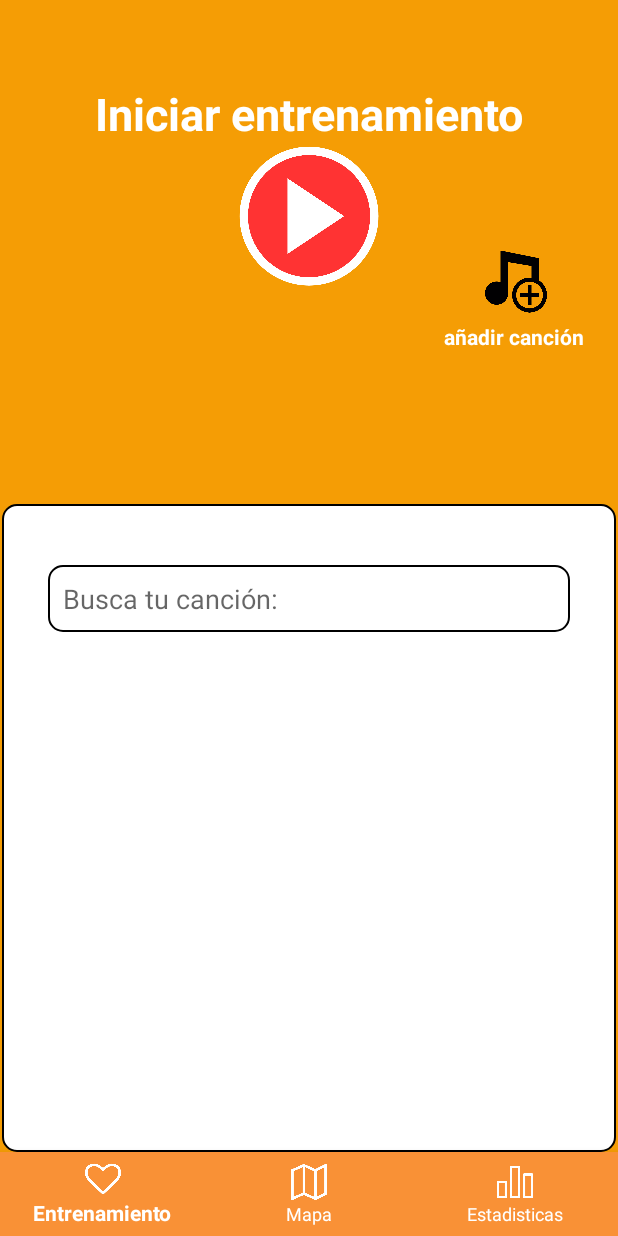
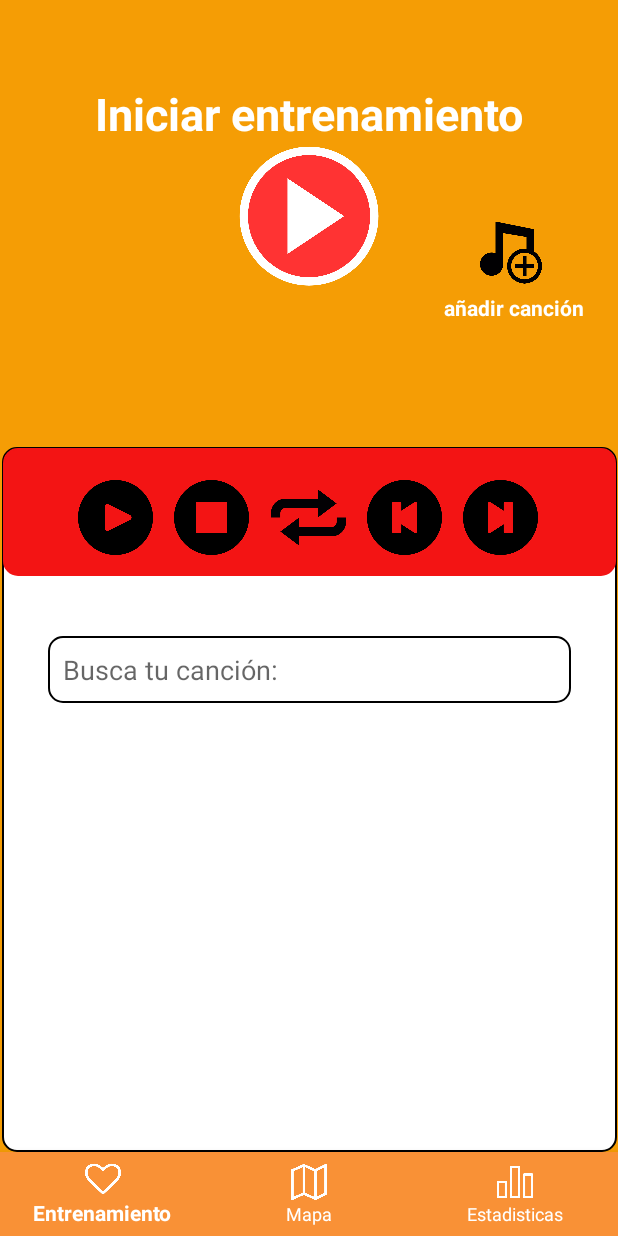
Before and after one commit to KevinCcorimanya/ProyectoFinal-IDNP, an Android app: the HomeFragment screen opened directly, with no data from a screen before it, on a phone screen of 412 x 824 dp. Run offline under Robolectric (Android 15) with nearby library versions, the light colour scheme and no system bars.

Commit message:
iconos prueba 1

```diff
--- a/app/src/main/res/drawable/btn_uno.xml
+++ b/app/src/main/res/drawable/btn_uno.xml
@@ -1,7 +1,7 @@
 <?xml version="1.0" encoding="utf-8"?>
 <shape xmlns:android="http://schemas.android.com/apk/res/android">
 
-    <corners android:radius="150dp"/>
+    <corners android:radius="160dp"/>
     <stroke
         android:width="5px"
         android:color="@android:color/white" />
--- a/app/src/main/res/layout/fragment_home.xml
+++ b/app/src/main/res/layout/fragment_home.xml
@@ -5,21 +5,23 @@
     android:id="@+id/frameLayout"
     android:layout_width="match_parent"
     android:layout_height="match_parent"
-    tools:context=".fragemtns.HomeFragment"
-    android:background="#F59D05">
+    android:background="#F59D05"
+    tools:context=".fragemtns.HomeFragment">
 
     <ImageView
         android:id="@+id/imageView3"
         android:layout_width="41dp"
         android:layout_height="47dp"
         android:layout_marginBottom="38dp"
+        android:clickable="true"
         android:contentDescription="@string/add"
+        android:focusable="true"
         app:layout_constraintBottom_toTopOf="@+id/linearLayout"
         app:layout_constraintEnd_toEndOf="parent"
-        app:layout_constraintHorizontal_bias="0.872"
+        app:layout_constraintHorizontal_bias="0.864"
         app:layout_constraintStart_toStartOf="parent"
         app:layout_constraintTop_toTopOf="parent"
-        app:layout_constraintVertical_bias="0.654"
+        app:layout_constraintVertical_bias="0.681"
         app:srcCompat="@drawable/add" />
 
     <TextView
@@ -42,13 +44,15 @@
         android:id="@+id/imageView"
         android:layout_width="97dp"
         android:layout_height="96dp"
+        android:clickable="true"
+        android:contentDescription="@string/play"
+        android:focusable="true"
         app:layout_constraintBottom_toBottomOf="parent"
         app:layout_constraintEnd_toEndOf="parent"
         app:layout_constraintStart_toStartOf="parent"
         app:layout_constraintTop_toTopOf="parent"
         app:layout_constraintVertical_bias="0.143"
-        app:srcCompat="@drawable/play"
-        android:contentDescription="@string/play" />
+        app:srcCompat="@drawable/play" />
 
     <TextView
         android:id="@+id/textView"
@@ -68,8 +72,8 @@
 
     <LinearLayout
         android:id="@+id/linearLayout"
-        android:layout_width="409dp"
-        android:layout_height="432dp"
+        android:layout_width="410dp"
+        android:layout_height="470dp"
         android:background="@drawable/borde"
         android:orientation="vertical"
         app:layout_constraintBottom_toBottomOf="parent"
@@ -77,6 +81,73 @@
         app:layout_constraintStart_toStartOf="parent"
         app:layout_constraintTop_toTopOf="parent"
         app:layout_constraintVertical_bias="1.0">
+
+        <androidx.constraintlayout.widget.ConstraintLayout
+            android:layout_width="match_parent"
+            android:layout_height="85dp"
+            android:background="@drawable/borde"
+            android:backgroundTint="#F31414">
+
+            <Button
+                android:id="@+id/button3"
+                android:layout_width="50dp"
+                android:layout_height="50dp"
+                android:background="@drawable/stopmusic"
+                app:layout_constraintBottom_toBottomOf="parent"
+                app:layout_constraintEnd_toStartOf="@+id/button4"
+                app:layout_constraintHorizontal_bias="0.883"
+                app:layout_constraintStart_toStartOf="parent"
+                app:layout_constraintTop_toTopOf="parent"
+                app:layout_constraintVertical_bias="0.615" />
+
+            <Button
+                android:id="@+id/button4"
+                android:layout_width="50dp"
+                android:layout_height="50dp"
+                android:background="@drawable/loopmusic"
+                app:layout_constraintBottom_toBottomOf="parent"
+                app:layout_constraintEnd_toStartOf="@+id/button5"
+                app:layout_constraintHorizontal_bias="0.927"
+                app:layout_constraintStart_toStartOf="parent"
+                app:layout_constraintTop_toTopOf="parent"
+                app:layout_constraintVertical_bias="0.615" />
+
+            <Button
+                android:id="@+id/button5"
+                android:layout_width="50dp"
+                android:layout_height="50dp"
+                android:background="@drawable/anteriormusic"
+                app:layout_constraintBottom_toBottomOf="parent"
+                app:layout_constraintEnd_toStartOf="@+id/button6"
+                app:layout_constraintHorizontal_bias="0.945"
+                app:layout_constraintStart_toStartOf="parent"
+                app:layout_constraintTop_toTopOf="parent"
+                app:layout_constraintVertical_bias="0.615" />
+
+            <Button
+                android:id="@+id/button6"
+                android:layout_width="50dp"
+                android:layout_height="50dp"
+                android:background="@drawable/siguientemusic"
+                app:layout_constraintBottom_toBottomOf="parent"
+                app:layout_constraintEnd_toEndOf="parent"
+                app:layout_constraintHorizontal_bias="0.857"
+                app:layout_constraintStart_toStartOf="parent"
+                app:layout_constraintTop_toTopOf="parent"
+                app:layout_constraintVertical_bias="0.615" />
+
+            <Button
+                android:id="@+id/button2"
+                android:layout_width="50dp"
+                android:layout_height="50dp"
+                android:background="@drawable/playmusic"
+                app:layout_constraintBottom_toBottomOf="parent"
+                app:layout_constraintEnd_toStartOf="@+id/button3"
+                app:layout_constraintHorizontal_bias="0.777"
+                app:layout_constraintStart_toStartOf="parent"
+                app:layout_constraintTop_toTopOf="parent"
+                app:layout_constraintVertical_bias="0.615" />
+        </androidx.constraintlayout.widget.ConstraintLayout>
 
         <com.google.android.material.textfield.TextInputEditText
             android:layout_width="match_parent"
--- a/app/src/main/res/values/strings.xml
+++ b/app/src/main/res/values/strings.xml
@@ -38,4 +38,5 @@
     <string name="cuenta">CUENTA</string>
     <string name="clave">CLAVE</string>
     <string name="usuario">Usuario:</string>
+    <string name="button">Button</string>
 </resources>
```
Also changed, not shown: app/src/main/res/layout/activity_login.xml (+11 -25 lines), app/src/main/res/layout/activity_register.xml (+21 -34 lines), app/src/main/res/layout/fragment_home2.xml (+9 -21 lines), app/src/main/res/layout/fragment_home3.xml (+13 -25 lines), app/src/main/res/drawable-v24/anteriormusic.png (added), app/src/main/res/drawable-v24/loopmusic.png (added), app/src/main/res/drawable-v24/pausemusic.png (added), app/src/main/res/drawable-v24/playmusic.png (added), app/src/main/res/drawable-v24/siguientemusic.png (added), app/src/main/res/drawable-v24/stopmusic.png (added).
